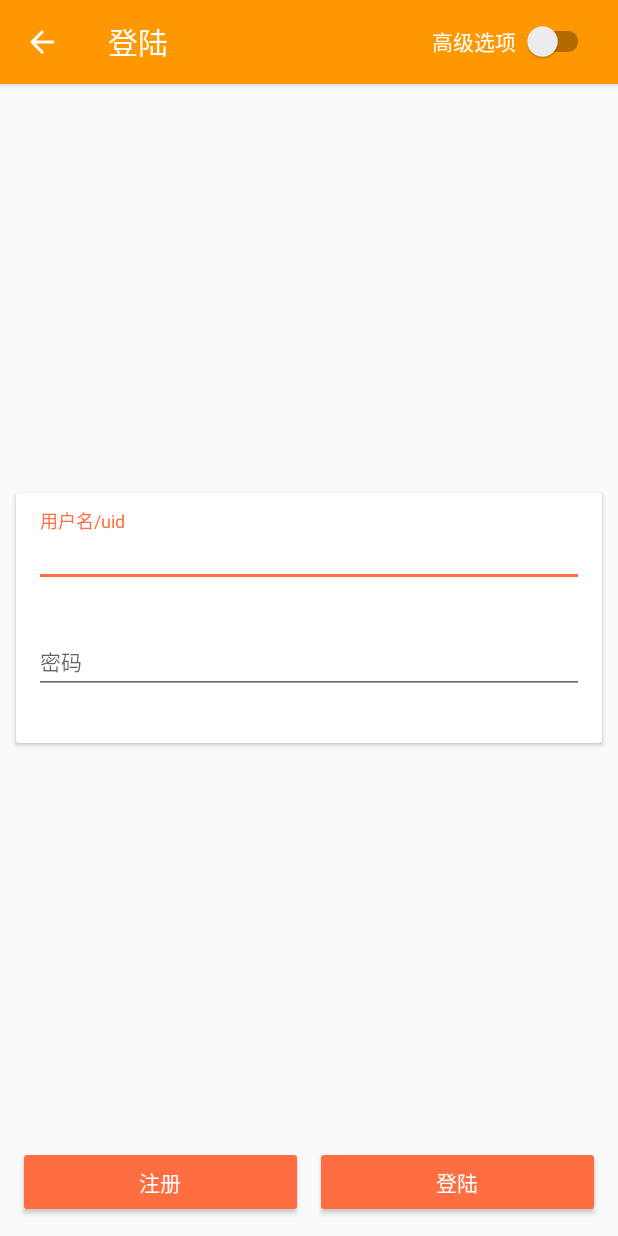
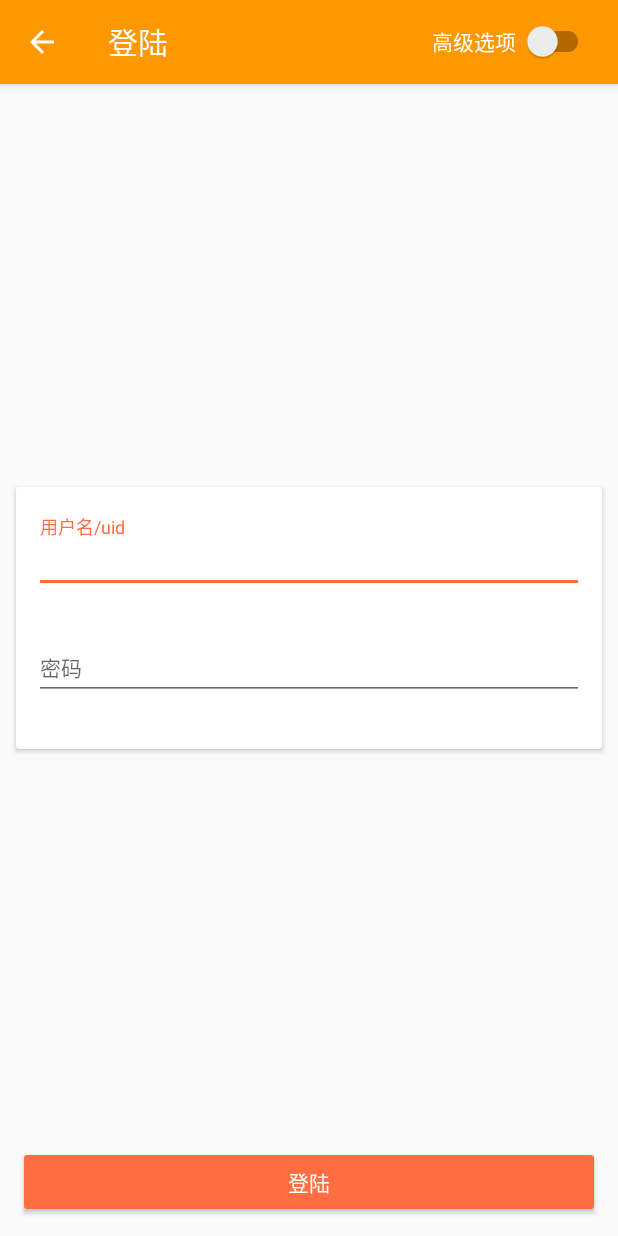
Before and after one commit to mrzhqiang/Randall, an Android app: the LoginActivity screen opened directly, with no data from a screen before it, on a phone screen of 412 x 824 dp. Run offline under Robolectric (Android 15) with nearby library versions, the phone set to English and light mode, and no system bars; our stand-ins replace Picasso, data binding; libraries missing offline, so code that uses them is left out: cn.mrzhqiang.helper, cn.mrzhqiang.logger, rx.android.schedulers, rx.schedulers, rx.subscriptions; pictures from the network do not load.

Commit message:
友好的进度显示以及批量登陆逻辑

```diff
--- a/app/src/main/java/com/github/mrzhqiang/randall/ui/LoginActivity.java
+++ b/app/src/main/java/com/github/mrzhqiang/randall/ui/LoginActivity.java
@@ -3,6 +3,7 @@ package com.github.mrzhqiang.randall.ui;
 import android.databinding.DataBindingUtil;
 import android.databinding.Observable;
 import android.databinding.ObservableBoolean;
+import android.databinding.ObservableInt;
 import android.os.Bundle;
 import android.support.annotation.Nullable;
 import android.support.v7.app.AppCompatActivity;
@@ -20,11 +21,10 @@ import com.github.mrzhqiang.randall.viewmodel.EditAccountViewModel;
 
 public class LoginActivity extends AppCompatActivity {
 
+  public final ObservableInt editVisibility = new ObservableInt(View.VISIBLE);
   public final ObservableBoolean checkAdvanced = new ObservableBoolean(false);
 
   public final EditAccountViewModel editAccountVM = new EditAccountViewModel();
-
-  public final View.OnClickListener clickRegister = v -> editAccountVM.register(v.getContext());
 
   public final View.OnClickListener clickLogin = v -> editAccountVM.login(v.getContext());
 
@@ -56,14 +56,9 @@ public class LoginActivity extends AppCompatActivity {
     }
   }
 
-  @Override protected void onStop() {
-    super.onStop();
-    // 停止状态下，不应该有任何后台操作，后面再看看这样做是否有意义
-    editAccountVM.cancelAll();
-  }
-
   @Override protected void onDestroy() {
     super.onDestroy();
+    editAccountVM.cancelAll();
     checkAdvanced.removeOnPropertyChangedCallback(advancedCallback);
   }
 }
--- a/app/src/main/java/com/github/mrzhqiang/randall/viewmodel/LoadingViewModel.java
+++ b/app/src/main/java/com/github/mrzhqiang/randall/viewmodel/LoadingViewModel.java
@@ -11,6 +11,8 @@ public class LoadingViewModel {
   public final ObservableInt visibility = new ObservableInt(View.GONE);
   public final ObservableInt loadVisibility = new ObservableInt(View.GONE);
   public final ObservableInt retryVisibility = new ObservableInt(View.GONE);
+
+  public final View.OnClickListener clickRetry = v -> onRetry();
 
   public void loading() {
     visibility.set(View.VISIBLE);
@@ -27,7 +29,7 @@ public class LoadingViewModel {
     loadVisibility.set(View.GONE);
   }
 
-  public void clickRetry() {
+  public void onRetry() {
     retryVisibility.set(View.GONE);
     loadVisibility.set(View.VISIBLE);
   }
--- a/app/src/main/res/layout/activity_login.xml
+++ b/app/src/main/res/layout/activity_login.xml
@@ -25,8 +25,8 @@
           android:layout_width="wrap_content"
           android:layout_height="wrap_content"
           android:layout_gravity="end"
+          android:layout_marginEnd="16dp"
           android:checked="@={login.checkAdvanced}"
-          android:layout_marginEnd="16dp"
           android:text="@string/advanced_option"
           android:textColor="@android:color/white"
           app:switchPadding="4dp"
@@ -47,6 +47,7 @@
       <android.support.v7.widget.CardView
           android:layout_width="match_parent"
           android:layout_height="wrap_content"
+          android:visibility="@{login.editVisibility}"
           app:cardBackgroundColor="@android:color/white"
           app:cardElevation="2dp"
           app:cardUseCompatPadding="true"
@@ -61,30 +62,14 @@
           android:layout_height="0dp"
           android:layout_weight="1"
           />
-      <LinearLayout
+      <Button
           android:layout_width="match_parent"
           android:layout_height="wrap_content"
-          android:orientation="horizontal"
-          >
-        <Button
-            android:layout_width="0dp"
-            android:layout_height="wrap_content"
-            android:layout_margin="4dp"
-            android:layout_weight="1"
-            android:onClick="@{login.clickRegister}"
-            android:text="@string/register"
-            style="@style/Widget.AppCompat.Button.Colored"
-            />
-        <Button
-            android:layout_width="0dp"
-            android:layout_height="wrap_content"
-            android:layout_margin="4dp"
-            android:layout_weight="1"
-            android:onClick="@{login.clickLogin}"
-            android:text="@string/login"
-            style="@style/Widget.AppCompat.Button.Colored"
-            />
-      </LinearLayout>
+          android:layout_margin="4dp"
+          android:onClick="@{login.clickLogin}"
+          android:text="@string/login"
+          style="@style/Widget.AppCompat.Button.Colored"
+          />
     </LinearLayout>
   </LinearLayout>
 </layout>
--- a/app/src/main/res/layout/view_edit_account.xml
+++ b/app/src/main/res/layout/view_edit_account.xml
@@ -9,11 +9,25 @@
         type="com.github.mrzhqiang.randall.viewmodel.EditAccountViewModel"
         />
   </data>
+  <FrameLayout
+      android:layout_width="match_parent"
+      android:layout_height="wrap_content"
+      android:minHeight="100dp"
+      android:padding="12dp"
+      >
+    <ProgressBar
+        android:layout_width="wrap_content"
+        android:layout_height="wrap_content"
+        android:layout_gravity="center"
+        android:visibility="@{editAccount.loadingVisibility}"
+        tools:visibility="gone"
+        />
     <LinearLayout
         android:layout_width="match_parent"
         android:layout_height="wrap_content"
+        android:layout_marginTop="8dp"
         android:orientation="vertical"
-      android:padding="12dp"
+        android:visibility="@{editAccount.inputVisibility}"
         >
       <android.support.design.widget.TextInputLayout
           android:layout_width="match_parent"
@@ -28,7 +42,7 @@
             android:enabled="@{editAccount.usernameEnabled}"
             android:hint="@string/username_hint"
             android:inputType="text"
-          android:text="@={editAccount.username}"
+            android:text="@={editAccount.usernameText}"
             android:textAppearance="@style/TextAppearance.AppCompat"
             />
       </android.support.design.widget.TextInputLayout>
@@ -45,21 +59,15 @@
             android:enabled="@{editAccount.passwordEnabled}"
             android:hint="@string/password_hint"
             android:inputType="text"
-          android:text="@={editAccount.password}"
+            android:text="@={editAccount.passwordText}"
             android:textAppearance="@style/TextAppearance.AppCompat"
             />
       </android.support.design.widget.TextInputLayout>
       <LinearLayout
           android:layout_width="match_parent"
           android:layout_height="wrap_content"
-        android:orientation="vertical"
+          android:orientation="horizontal"
           android:visibility="@{editAccount.advancedVisibility}"
-        tools:visibility="visible"
-        >
-      <LinearLayout
-          android:layout_width="match_parent"
-          android:layout_height="wrap_content"
-          android:orientation="horizontal"
           >
         <android.support.v7.widget.AppCompatCheckBox
             android:layout_width="wrap_content"
@@ -80,6 +88,7 @@
             android:layout_height="wrap_content"
             android:hint="@string/start_index"
             android:inputType="number"
+            android:maxLength="2"
             android:text="@={editAccount.startIndex}"
             android:textAppearance="@style/TextAppearance.AppCompat"
             android:visibility="@{editAccount.startVisibility}"
@@ -89,6 +98,7 @@
             android:layout_height="wrap_content"
             android:hint="@string/create_count"
             android:inputType="number"
+            android:maxLength="2"
             android:text="@={editAccount.createCount}"
             android:textAppearance="@style/TextAppearance.AppCompat"
             android:visibility="@{editAccount.createVisibility}"
@@ -98,6 +108,7 @@
           android:layout_width="match_parent"
           android:layout_height="wrap_content"
           android:orientation="horizontal"
+          android:visibility="@{editAccount.advancedVisibility}"
           >
         <android.support.v7.widget.AppCompatCheckBox
             android:layout_width="wrap_content"
@@ -126,5 +137,5 @@
             />
       </LinearLayout>
     </LinearLayout>
-  </LinearLayout>
+  </FrameLayout>
 </layout>
--- a/app/src/main/res/layout/view_loading.xml
+++ b/app/src/main/res/layout/view_loading.xml
@@ -19,7 +19,7 @@
         android:layout_width="wrap_content"
         android:layout_height="wrap_content"
         android:layout_gravity="center"
-        android:onClick="@{(v)->loading.clickRetry()}"
+        android:onClick="@{loading.clickRetry}"
         android:text="@string/load_failed_retry"
         android:visibility="@{loading.retryVisibility}"
         tools:visibility="gone"
--- a/smith/src/main/java/com/github/mrzhqiang/smith/db/DbHelper.java
+++ b/smith/src/main/java/com/github/mrzhqiang/smith/db/DbHelper.java
@@ -22,7 +22,7 @@ final class DbHelper extends SQLiteOpenHelper {
       + Account.TABLE
       + " ("
       + Account.USERNAME
-      + " TEXT NOT NULL,"
+      + " TEXT PRIMARY KEY NOT NULL,"
       + Account.PASSWORD
       + " TEXT NOT NULL,"
       + Account.STATUS
```
Also changed, not shown: app/src/main/java/com/github/mrzhqiang/randall/viewmodel/EditAccountViewModel.java (+103 -31 lines), smith/src/main/java/com/github/mrzhqiang/smith/model/AccountModel.java (+15 -11 lines). Lines whose indentation alone changed are shown as unchanged.
